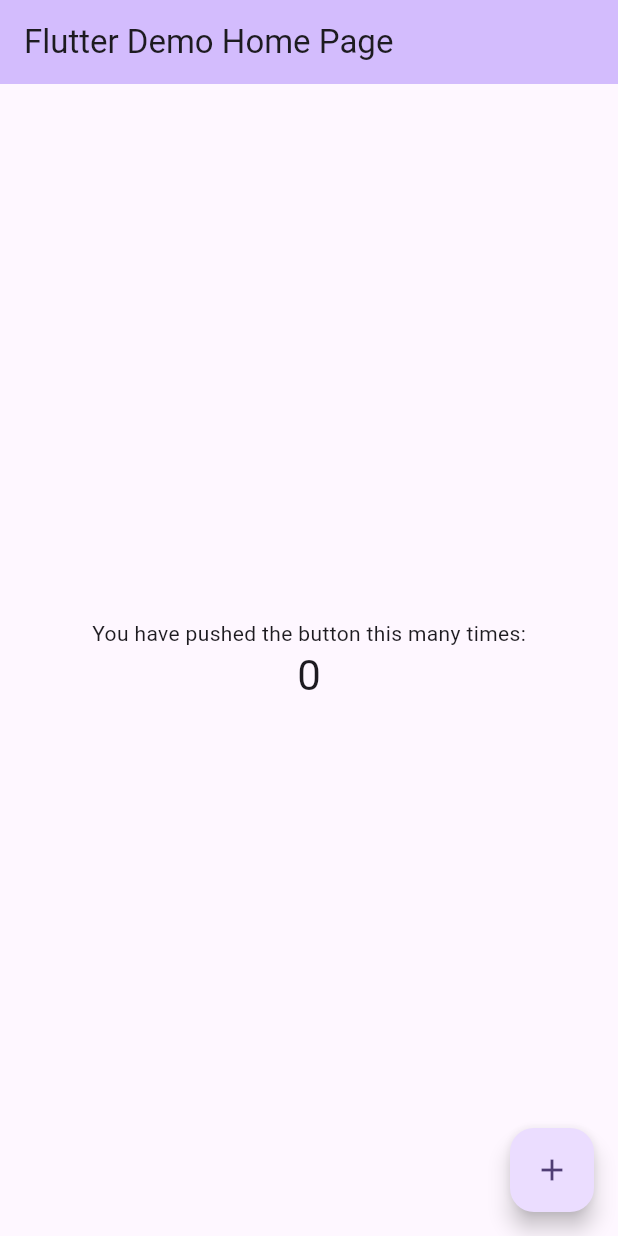
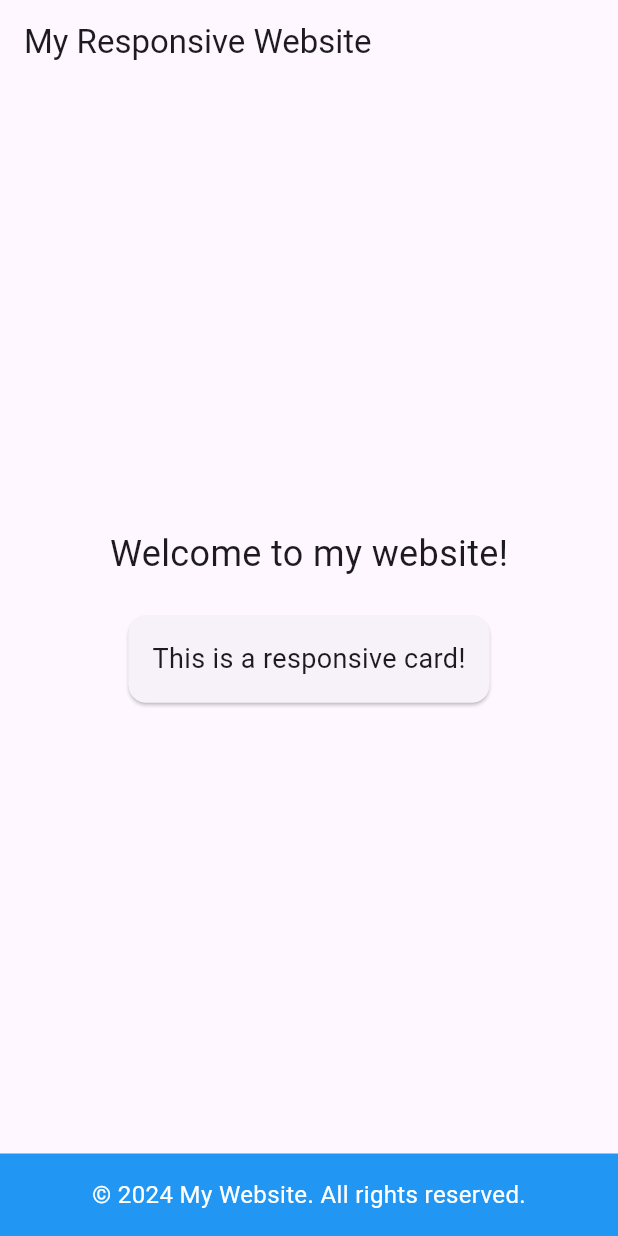
Before and after one commit to LjayArreza/responsive_website, a Flutter app: the screen it shows after launch, on a phone screen of 412 x 824 dp. Run offline on Flutter 3.47's test engine with Material 3 defaults, Android fonts, the phone set to English and light mode, and no system bars.

Commit message:
Initial website design

```diff
--- a/lib/main.dart
+++ b/lib/main.dart
@@ -7,119 +7,80 @@ void main() {
 class MyApp extends StatelessWidget {
   const MyApp({super.key});
 
-  // This widget is the root of your application.
   @override
   Widget build(BuildContext context) {
     return MaterialApp(
-      title: 'Flutter Demo',
+      title: 'My Responsive Website',
       theme: ThemeData(
-        // This is the theme of your application.
-        //
-        // TRY THIS: Try running your application with "flutter run". You'll see
-        // the application has a blue toolbar. Then, without quitting the app,
-        // try changing the seedColor in the colorScheme below to Colors.green
-        // and then invoke "hot reload" (save your changes or press the "hot
-        // reload" button in a Flutter-supported IDE, or press "r" if you used
-        // the command line to start the app).
-        //
-        // Notice that the counter didn't reset back to zero; the application
-        // state is not lost during the reload. To reset the state, use hot
-        // restart instead.
-        //
-        // This works for code too, not just values: Most code changes can be
-        // tested with just a hot reload.
-        colorScheme: ColorScheme.fromSeed(seedColor: Colors.deepPurple),
-        useMaterial3: true,
+        primarySwatch: Colors.blue,
       ),
-      home: const MyHomePage(title: 'Flutter Demo Home Page'),
+      home: const MyHomePage(),
+      debugShowCheckedModeBanner: false,
     );
   }
 }
 
-class MyHomePage extends StatefulWidget {
-  const MyHomePage({super.key, required this.title});
-
-  // This widget is the home page of your application. It is stateful, meaning
-  // that it has a State object (defined below) that contains fields that affect
-  // how it looks.
-
-  // This class is the configuration for the state. It holds the values (in this
-  // case the title) provided by the parent (in this case the App widget) and
-  // used by the build method of the State. Fields in a Widget subclass are
-  // always marked "final".
-
-  final String title;
-
-  @override
-  State<MyHomePage> createState() => _MyHomePageState();
-}
-
-class _MyHomePageState extends State<MyHomePage> {
-  int _counter = 0;
-
-  void _incrementCounter() {
-    setState(() {
-      // This call to setState tells the Flutter framework that something has
-      // changed in this State, which causes it to rerun the build method below
-      // so that the display can reflect the updated values. If we changed
-      // _counter without calling setState(), then the build method would not be
-      // called again, and so nothing would appear to happen.
-      _counter++;
-    });
-  }
+class MyHomePage extends StatelessWidget {
+  const MyHomePage({super.key});
 
   @override
   Widget build(BuildContext context) {
-    // This method is rerun every time setState is called, for instance as done
-    // by the _incrementCounter method above.
-    //
-    // The Flutter framework has been optimized to make rerunning build methods
-    // fast, so that you can just rebuild anything that needs updating rather
-    // than having to individually change instances of widgets.
     return Scaffold(
       appBar: AppBar(
-        // TRY THIS: Try changing the color here to a specific color (to
-        // Colors.amber, perhaps?) and trigger a hot reload to see the AppBar
-        // change color while the other colors stay the same.
-        backgroundColor: Theme.of(context).colorScheme.inversePrimary,
-        // Here we take the value from the MyHomePage object that was created by
-        // the App.build method, and use it to set our appbar title.
-        title: Text(widget.title),
+        title: const Text('My Responsive Website'),
       ),
-      body: Center(
-        // Center is a layout widget. It takes a single child and positions it
-        // in the middle of the parent.
+      body: Column(
+        children: [
+          Expanded(
+            child: Center(
               child: Column(
-          // Column is also a layout widget. It takes a list of children and
-          // arranges them vertically. By default, it sizes itself to fit its
-          // children horizontally, and tries to be as tall as its parent.
-          //
-          // Column has various properties to control how it sizes itself and
-          // how it positions its children. Here we use mainAxisAlignment to
-          // center the children vertically; the main axis here is the vertical
-          // axis because Columns are vertical (the cross axis would be
-          // horizontal).
-          //
-          // TRY THIS: Invoke "debug painting" (choose the "Toggle Debug Paint"
-          // action in the IDE, or press "p" in the console), to see the
-          // wireframe for each widget.
                 mainAxisAlignment: MainAxisAlignment.center,
-          children: <Widget>[
+                children: [
                   const Text(
-              'You have pushed the button this many times:',
+                    'Welcome to my website!',
+                    style: TextStyle(fontSize: 24),
                   ),
-            Text(
-              '$_counter',
-              style: Theme.of(context).textTheme.headlineMedium,
+                  const SizedBox(height: 20),
+                  SizedBox(
+                    width: MediaQuery.of(context).size.width > 600 ? 600 : null,
+                    child: const Card(
+                      child: Padding(
+                        padding: EdgeInsets.all(16.0),
+                        child: Text(
+                          'This is a responsive card!',
+                          style: TextStyle(fontSize: 18),
+                        ),
+                      ),
+                    ),
                   ),
                 ],
               ),
             ),
-      floatingActionButton: FloatingActionButton(
-        onPressed: _incrementCounter,
-        tooltip: 'Increment',
-        child: const Icon(Icons.add),
-      ), // This trailing comma makes auto-formatting nicer for build methods.
+          ),
+          const Footer(),
+        ],
+      ),
     );
   }
 }
+
+class Footer extends StatelessWidget {
+  const Footer({super.key});
+
+  @override
+  Widget build(BuildContext context) {
+    return Container(
+      color: Colors.blue,
+      padding: const EdgeInsets.all(16.0),
+      child: const Center(
+        child: Text(
+          '© 2024 My Website. All rights reserved.',
+          style: TextStyle(
+            fontSize: 16,
+            color: Colors.white,
+          ),
+        ),
+      ),
+    );
+  }
+}
```
Also changed, not shown: 1 other file. Lines whose indentation alone changed are shown as unchanged.
